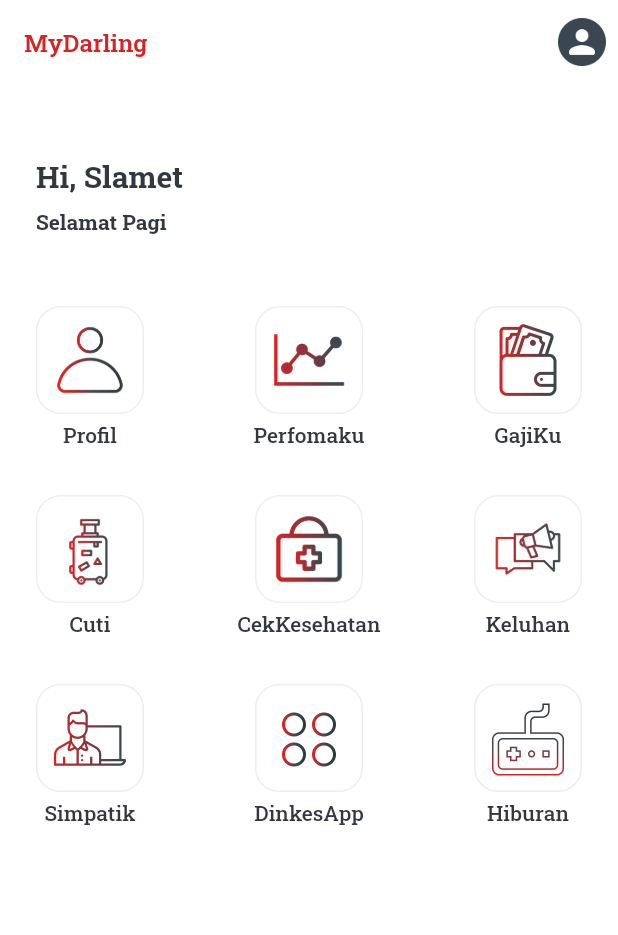
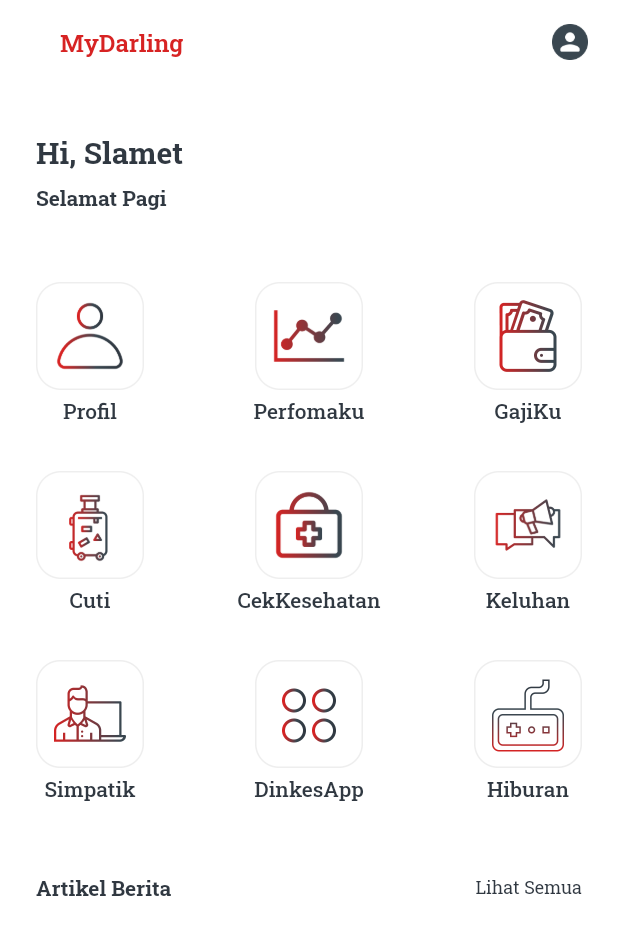
Before and after one commit to roningrum/my_darling_app, a Flutter app: the screen it shows after launch, after a tap on "Masuk", on a phone screen of 412 x 824 dp. Shown: the top 935 px of the screen. Run offline on Flutter 3.47's test engine with Material 2 defaults, Android fonts, the phone set to English and light mode, and no system bars; our stand-ins replace flutter_svg, google_fonts.

```diff
--- a/lib/home_screen.dart
+++ b/lib/home_screen.dart
@@ -1,5 +1,6 @@
 import 'package:flutter/material.dart';
 import 'package:my_darling_app/const.dart';
+import 'package:my_darling_app/profil_screen.dart';
 import 'package:my_darling_app/widget/home_menu_component.dart';
 
 class HomeScreen extends StatefulWidget {
@@ -16,11 +17,14 @@ class _HomeScreenState extends State<HomeScreen> {
       backgroundColor: whiteColor,
       appBar: AppBar(
         backgroundColor: whiteColor,
-        title: Text('MyDarling', style: titleText.copyWith(fontSize: 16, color: redColor)),
+        title: Container(
+          margin: const EdgeInsets.all(24.0),
+          child: Text('MyDarling', style: titleText.copyWith(fontSize: 16, color: redColor)),
+        ),
         automaticallyImplyLeading: false,
         actions: [
-          Padding(
-            padding: const EdgeInsets.all(8.0),
+          Container(
+            margin: const EdgeInsets.all(16.0),
             child: Image.asset('assets/images/user_pic.png', width: 32),
           ),
         ],
@@ -32,12 +36,21 @@ class _HomeScreenState extends State<HomeScreen> {
           crossAxisAlignment: CrossAxisAlignment.start,
           mainAxisAlignment: MainAxisAlignment.start,
           children:[
-            SizedBox(height: 48),
+            SizedBox(height: 32),
             Text('Hi, Slamet', style: titleText.copyWith(fontSize: 20, fontWeight: FontWeight.w700)),
             SizedBox(height: 8),
             Text('Selamat Pagi', style: titleText.copyWith(fontSize: 14, fontWeight: FontWeight.w700)),
             SizedBox(height: 32),
-            getHomeMenu()
+            getHomeMenu(),
+            SizedBox(height: 32),
+            Row(
+              mainAxisAlignment: MainAxisAlignment.spaceBetween,
+              children: [
+                Text('Artikel Berita', style: titleText.copyWith(fontSize: 14, fontWeight: FontWeight.w700)),
+                Text('Lihat Semua', style: bodyTextStyle.copyWith(fontSize: 12)),
+              ],
+            )
+
           ],
         ),
       ),
@@ -49,8 +62,16 @@ class _HomeScreenState extends State<HomeScreen> {
       children:[
         Row(
           mainAxisAlignment: MainAxisAlignment.spaceBetween,
-          children:const [
-            HomeMenuComponent(nameMenu: 'Profil', iconMenu: 'assets/images/profil.png'),
+          children:[
+            GestureDetector(
+              onTap: (){
+                setState(() {
+                  Navigator.push(context,
+                  MaterialPageRoute(builder: (context) => ProfilScreen())
+                  );
+                });
+              },
+                child: HomeMenuComponent(nameMenu: 'Profil', iconMenu: 'assets/images/profil.png')),
             HomeMenuComponent(nameMenu: 'Perfomaku', iconMenu: 'assets/images/performa.png'),
             HomeMenuComponent(nameMenu: 'GajiKu', iconMenu: 'assets/images/gajiku.png'),
           ],
--- a/lib/main.dart
+++ b/lib/main.dart
@@ -1,7 +1,6 @@
 import 'dart:async';
-import 'dart:ui';
-import 'package:flutter/cupertino.dart';
 import 'package:flutter/material.dart';
+import 'package:google_fonts/google_fonts.dart';
 import 'package:my_darling_app/const.dart';
 import 'package:my_darling_app/login_screen.dart';
 
@@ -20,6 +19,7 @@ class MyApp extends StatelessWidget {
       debugShowCheckedModeBanner: false,
       theme: ThemeData(
         primaryColor: primaryColor,
+        textTheme: GoogleFonts.robotoSlabTextTheme(Theme.of(context).textTheme),
         textSelectionTheme: const TextSelectionThemeData(
           cursorColor: redColor
         )
--- a/pubspec.yaml
+++ b/pubspec.yaml
@@ -35,6 +35,7 @@ dependencies:
   # Use with the CupertinoIcons class for iOS style icons.
   cupertino_icons: ^1.0.2
   google_fonts: ^2.2.0
+  flutter_svg: ^1.0.1
 
 dev_dependencies:
   flutter_test:
@@ -61,6 +62,7 @@ flutter:
   # To add assets to your application, add an assets section, like this:
   assets:
      - assets/images/
+     - assets/images/icons/
   #   - images/a_dot_ham.jpeg
 
   # An image asset can refer to one or more resolution-specific "variants", see
```
Also changed, not shown: lib/profil_screen.dart (added, +133 -0 lines), assets/images/foto.png (added), assets/images/icons/account_box.svg (added), assets/images/icons/badge.svg (added), pubspec.lock.
